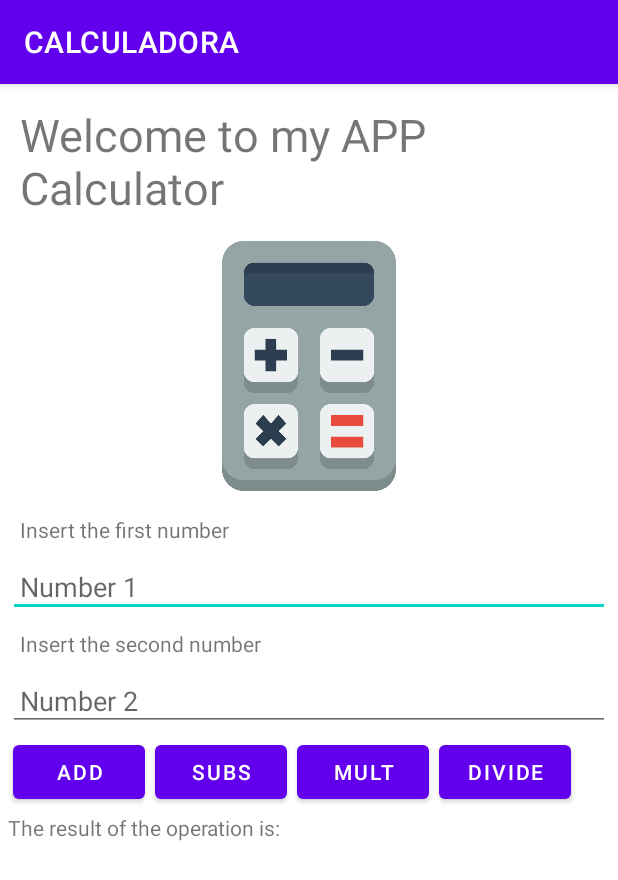
After one commit to mrubios/Practica5, an Android app: the Calculadora screen opened directly, with no data from a screen before it, on a phone screen of 412 x 824 dp. The commit adds this screen. Shown: the top 880 px of the screen. Run offline under Robolectric (Android 15) with nearby library versions, the phone set to English and light mode, and no system bars; our stand-ins replace data binding.

Commit message:
Calculadora + Login + Titulos en las ventanas

```diff
--- a/app/src/main/java/org/iesch/practica1/practica5/Quizzes.java
+++ b/app/src/main/java/org/iesch/practica1/practica5/Quizzes.java
@@ -23,6 +23,7 @@ public class Quizzes extends AppCompatActivity {
     @Override
     protected void onCreate(Bundle savedInstanceState) {
         super.onCreate(savedInstanceState);
+        setTitle("QUIZZ");
         binding = ActivityQuizzesBinding.inflate(getLayoutInflater());
         setContentView(binding.getRoot());
         try {
--- a/app/src/main/java/org/iesch/practica1/practica5/Resultado.java
+++ b/app/src/main/java/org/iesch/practica1/practica5/Resultado.java
@@ -17,6 +17,7 @@ public class Resultado extends AppCompatActivity {
     @Override
     protected void onCreate(Bundle savedInstanceState) {
         super.onCreate(savedInstanceState);
+        setTitle("RESULTADO");
         binding = ActivityResultadoBinding.inflate(getLayoutInflater());
         setContentView(binding.getRoot());
 
--- /dev/null
+++ b/app/src/main/res/layout/activity_calculadora.xml
@@ -0,0 +1,121 @@
+<?xml version="1.0" encoding="utf-8"?>
+<layout xmlns:android="http://schemas.android.com/apk/res/android"
+    xmlns:app="http://schemas.android.com/apk/res-auto"
+    xmlns:tools="http://schemas.android.com/tools">
+
+    <data>
+
+    </data>
+
+    <LinearLayout
+        android:layout_width="match_parent"
+        android:layout_height="match_parent"
+        android:orientation="vertical"
+        android:padding="5dp"
+        tools:context=".MainActivity">
+
+
+        <TextView
+            android:id="@+id/bienvenida"
+            android:layout_width="match_parent"
+            android:layout_height="wrap_content"
+            android:text="@string/bienvenida"
+            android:textSize="30dp"
+            android:padding="8dp" />
+
+        <ImageView
+            android:id="@+id/calculadora"
+            android:layout_width="192dp"
+            android:layout_height="182dp"
+            android:layout_gravity="center"
+            android:adjustViewBounds="true"
+            android:paddingBottom="8dp"
+            android:src="@drawable/calc" />
+
+        <TextView
+            android:id="@+id/pedir_n1"
+            android:layout_width="match_parent"
+            android:layout_height="wrap_content"
+            android:padding="8dp"
+            android:text="@string/pedir_n1" />
+
+        <EditText
+            android:id="@+id/n1"
+            android:layout_width="match_parent"
+            android:layout_height="wrap_content"
+            android:padding="8dp"
+            android:inputType="number"
+            android:hint="@string/n1" />
+
+        <TextView
+            android:id="@+id/pedir_n2"
+            android:layout_width="match_parent"
+            android:layout_height="wrap_content"
+            android:padding="8dp"
+            android:text="@string/pedir_n2" />
+
+        <EditText
+            android:id="@+id/n2"
+            android:layout_width="match_parent"
+            android:layout_height="wrap_content"
+            android:padding="8dp"
+            android:inputType="number"
+            android:hint="@string/n2" />
+
+        <LinearLayout
+            android:layout_width="match_parent"
+            android:layout_height="wrap_content"
+            android:orientation="horizontal">
+
+            <Button
+                android:id="@+id/suma"
+                android:layout_width="wrap_content"
+                android:layout_height="wrap_content"
+                android:layout_margin="3dp"
+
+                android:gravity="center"
+                android:text="@string/sumar" />
+
+            <Button
+                android:id="@+id/resta"
+                android:layout_width="wrap_content"
+                android:layout_height="wrap_content"
+                android:layout_margin="3dp"
+
+                android:gravity="center"
+                android:text="@string/restar" />
+
+            <Button
+                android:id="@+id/multi"
+                android:layout_width="wrap_content"
+                android:layout_height="wrap_content"
+                android:layout_margin="3dp"
+                android:gravity="center"
+                android:text="@string/mult" />
+
+            <Button
+                android:id="@+id/div"
+                android:layout_width="wrap_content"
+                android:layout_height="wrap_content"
+                android:layout_margin="3dp"
+                android:gravity="center"
+                android:text="@string/dividir" />
+
+        </LinearLayout>
+
+        <TextView
+            android:id="@+id/instruccion_resultado"
+            android:layout_width="match_parent"
+            android:layout_height="wrap_content"
+            android:text="@string/resultado" />
+
+        <TextView
+            android:id="@+id/resultado"
+            android:layout_width="match_parent"
+            android:layout_height="wrap_content"
+            android:textColor="@color/black"
+            android:textSize="25dp" />
+
+
+    </LinearLayout>
+</layout>
--- a/app/src/main/res/values/colors.xml
+++ b/app/src/main/res/values/colors.xml
@@ -14,4 +14,5 @@
     <color name="green">#25F359</color>
     <color name="green_dark">#36b957</color>
     <color name="ovo">#EAFFB2</color>
+    <color name="morado">#9C27B0</color>
 </resources>
--- a/app/src/main/res/values/strings.xml
+++ b/app/src/main/res/values/strings.xml
@@ -13,4 +13,16 @@
     <string name="fallo">You have failed</string>
     <string name="start">Start again</string>
     <string name="finalisimo">Congratulations, you have finished</string>
+    <string name="mi_calculadora">My calculator</string>
+    <string name="bienvenida">Welcome to my APP Calculator</string>
+    <string name="pedir_n1">Insert the first number</string>
+    <string name="n1">Number 1</string>
+    <string name="n2">Number 2</string>
+    <string name="pedir_n2">Insert the second number</string>
+    <string name="sumar">ADD</string>
+    <string name="restar">SUBS</string>
+    <string name="mult">MULT</string>
+    <string name="dividir">DIVIDE</string>
+    <string name="resultado">The result of the operation is:</string>
+    <string name="error">Do not put not numeric chars</string>
 </resources>
```
Also changed, not shown: app/src/main/AndroidManifest.xml (+21 -0 lines), app/src/main/java/org/iesch/practica1/practica5/Calculadora.java (added, +155 -0 lines), app/src/main/java/org/iesch/practica1/practica5/DetailLogin.java (added, +29 -0 lines), app/src/main/java/org/iesch/practica1/practica5/Login.java (added, +43 -0 lines), app/src/main/java/org/iesch/practica1/practica5/MainActivity.java (+11 -0 lines), app/src/main/res/layout/activity_detail_login.xml (added, +26 -0 lines), app/src/main/res/layout/activity_main_login.xml (added, +58 -0 lines), app/src/main/res/drawable/calc.png (added), 1 other file.
